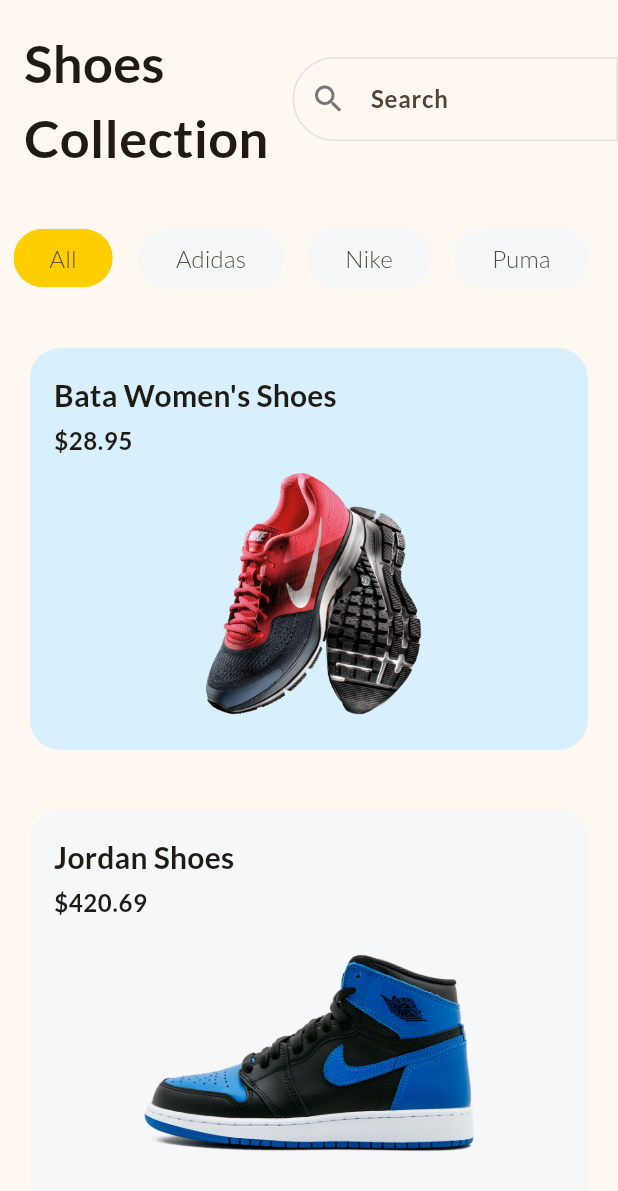
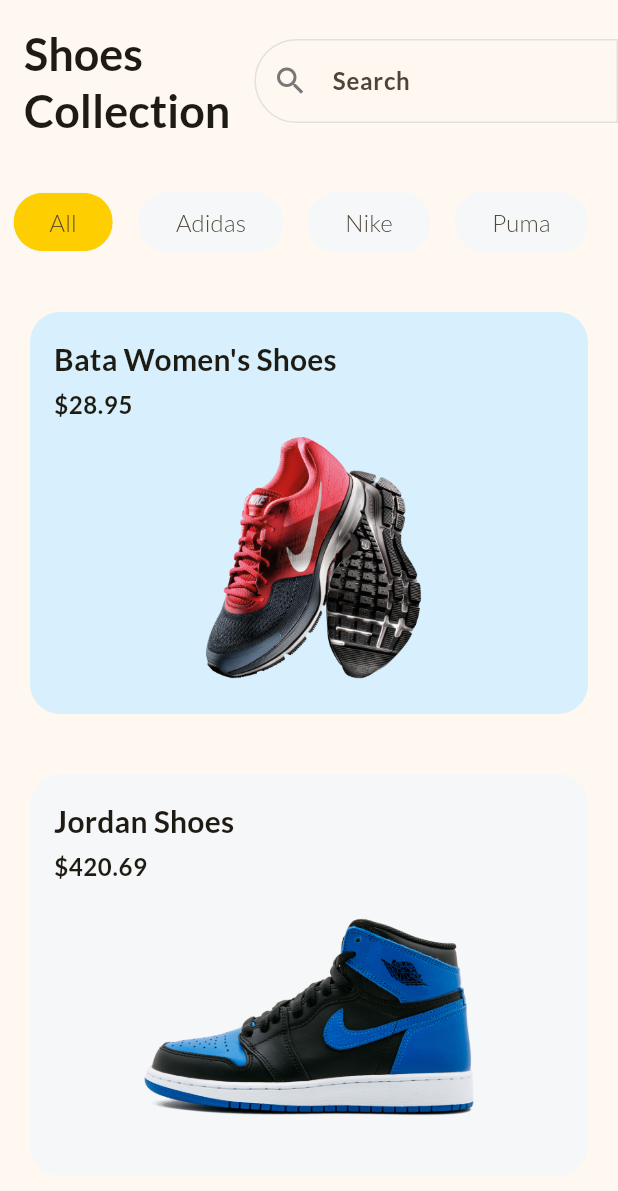
Before and after one commit to harshRishi/Shopping-App---flutter, a Flutter app: the screen it shows after launch, on a phone screen of 412 x 824 dp. Shown: the top 1191 px of the screen. Run offline on Flutter 3.47's test engine with Material 3 defaults, Android fonts, the phone set to English and light mode, and no system bars.

```diff
--- a/lib/home_page.dart
+++ b/lib/home_page.dart
@@ -31,15 +31,15 @@ class _HomePageState extends State<HomePage> {
       child: Column(
         children: [
           // Heading
-          const Row(children: [
+          Row(children: [
             Padding(
-              padding: EdgeInsets.all(16.0),
+              padding: const EdgeInsets.all(16.0),
               child: Text(
                 "Shoes\nCollection",
-                style: TextStyle(fontWeight: FontWeight.bold, fontSize: 35),
+                style: Theme.of(context).textTheme.titleLarge,
               ),
             ),
-            Expanded(
+            const Expanded(
               child: TextField(
                 decoration: InputDecoration(
                   hintText: "Search",
--- a/lib/main.dart
+++ b/lib/main.dart
@@ -16,6 +16,13 @@ class MyApp extends StatelessWidget {
       theme: ThemeData(
           useMaterial3: true,
           fontFamily: 'Lato',
+          appBarTheme: const AppBarTheme(
+            centerTitle: true,
+            titleTextStyle: TextStyle(
+              fontSize: 20,
+              color: Colors.black,
+            ),
+          ),
           inputDecorationTheme: const InputDecorationTheme(
             hintStyle: TextStyle(fontWeight: FontWeight.bold, fontSize: 16),
             prefixIconColor: Color.fromRGBO(119, 119, 119, 1),
@@ -25,6 +32,10 @@ class MyApp extends StatelessWidget {
             primary: const Color.fromRGBO(254, 206, 1, 1),
           ),
           textTheme: const TextTheme(
+            titleLarge: TextStyle(
+              fontWeight: FontWeight.bold,
+              fontSize: 30,
+            ),
             titleMedium: TextStyle(
               fontWeight: FontWeight.bold,
               fontSize: 20,
```
Also changed, not shown: lib/product_details_page.dart (added, +110 -0 lines).
